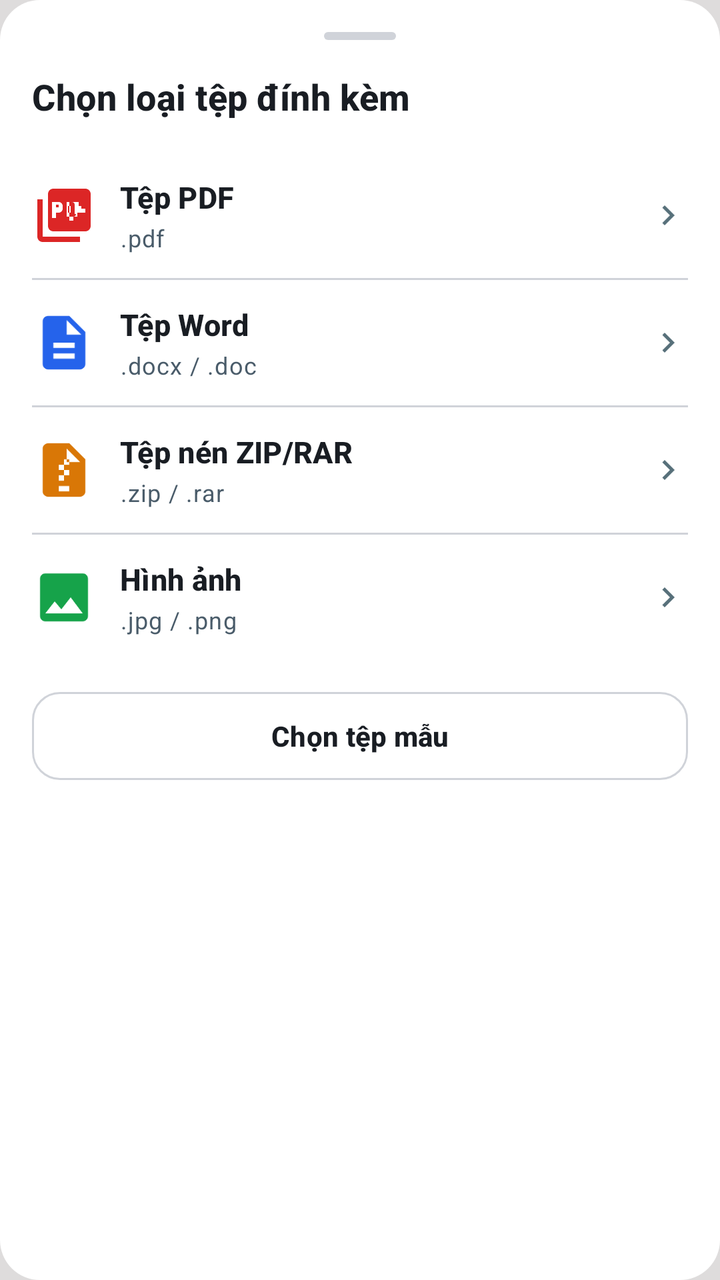
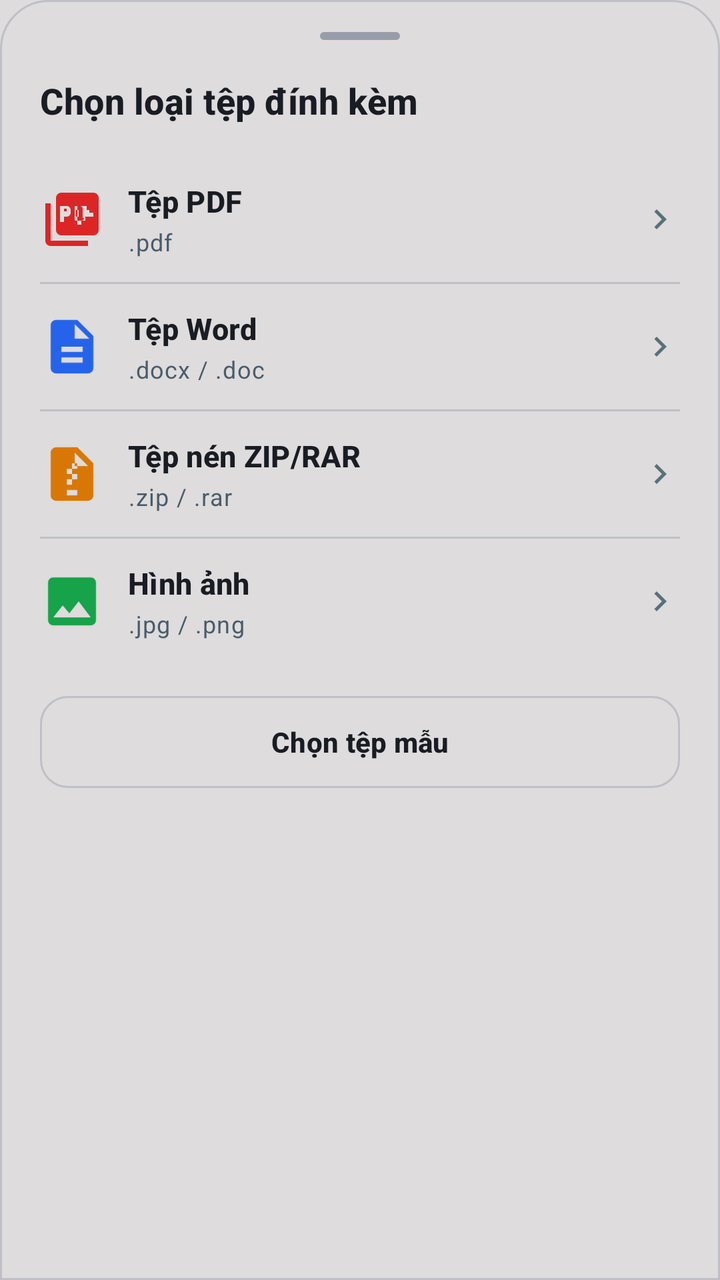

Screens rendered from an Android XML layout before and after an edit, with the pre-edit source and the edit as a unified diff.
<!-- AndroidManifest.xml: application theme Theme.UniClassApp -->
<!-- res/layout/dialog_pick_file_type_bottom_sheet.xml -->
<?xml version="1.0" encoding="utf-8"?>
<LinearLayout xmlns:android="http://schemas.android.com/apk/res/android"
    xmlns:app="http://schemas.android.com/apk/res-auto"
    android:layout_width="match_parent"
    android:layout_height="wrap_content"
    android:background="@drawable/bg_rounded_white"
    android:orientation="vertical"
    android:paddingStart="@dimen/space_16"
    android:paddingTop="@dimen/space_8"
    android:paddingEnd="@dimen/space_16"
    android:paddingBottom="@dimen/space_24">

    
    <View
        android:layout_width="36dp"
        android:layout_height="4dp"
        android:layout_gravity="center_horizontal"
        android:layout_marginTop="@dimen/space_8"
        android:layout_marginBottom="@dimen/space_16"
        android:background="@drawable/bg_drag_handle" />

    
    <TextView
        android:id="@+id/tvSheetTitle"
        style="@style/TextAppearance.EduLens.Title"
        android:layout_width="wrap_content"
        android:layout_height="wrap_content"
        android:layout_marginBottom="@dimen/space_16"
        android:text="@string/pick_file_type_title" />

    
    <LinearLayout
        android:id="@+id/optPdf"
        android:layout_width="match_parent"
        android:layout_height="wrap_content"
        android:background="?attr/selectableItemBackground"
        android:clickable="true"
        android:focusable="true"
        android:gravity="center_vertical"
        android:orientation="horizontal"
        android:paddingVertical="@dimen/space_12">

        <ImageView
            android:id="@+id/ivPdfIcon"
            android:layout_width="32dp"
            android:layout_height="32dp"
            android:layout_marginEnd="@dimen/space_12"
            android:contentDescription="@null"
            android:src="@drawable/ic_file_pdf" />

        <LinearLayout
            android:layout_width="0dp"
            android:layout_height="wrap_content"
            android:layout_weight="1"
            android:orientation="vertical">

            <TextView
                style="@style/TextAppearance.EduLens.Subtitle"
                android:layout_width="wrap_content"
                android:layout_height="wrap_content"
                android:text="@string/file_type_pdf" />

            <TextView
                style="@style/TextAppearance.EduLens.Caption"
                android:layout_width="wrap_content"
                android:layout_height="wrap_content"
                android:layout_marginTop="2dp"
                android:text="@string/file_type_pdf_ext" />
        </LinearLayout>

        <ImageView
            android:layout_width="20dp"
            android:layout_height="20dp"
            android:contentDescription="@null"
            android:src="@drawable/ic_chevron_right"
            app:tint="@color/text_muted" />
    </LinearLayout>

    <View
        android:layout_width="match_parent"
        android:layout_height="1dp"
        android:background="@color/outline_border" />

    
    <LinearLayout
        android:id="@+id/optWord"
        android:layout_width="match_parent"
        android:layout_height="wrap_content"
        android:background="?attr/selectableItemBackground"
        android:clickable="true"
        android:focusable="true"
        android:gravity="center_vertical"
        android:orientation="horizontal"
        android:paddingVertical="@dimen/space_12">

        <ImageView
            android:id="@+id/ivWordIcon"
            android:layout_width="32dp"
            android:layout_height="32dp"
            android:layout_marginEnd="@dimen/space_12"
            android:contentDescription="@null"
            android:src="@drawable/ic_file_word" />

        <LinearLayout
            android:layout_width="0dp"
            android:layout_height="wrap_content"
            android:layout_weight="1"
            android:orientation="vertical">

            <TextView
                style="@style/TextAppearance.EduLens.Subtitle"
                android:layout_width="wrap_content"
                android:layout_height="wrap_content"
                android:text="@string/file_type_word" />

            <TextView
                style="@style/TextAppearance.EduLens.Caption"
                android:layout_width="wrap_content"
                android:layout_height="wrap_content"
                android:layout_marginTop="2dp"
                android:text="@string/file_type_word_ext" />
        </LinearLayout>

        <ImageView
            android:layout_width="20dp"
            android:layout_height="20dp"
            android:contentDescription="@null"
            android:src="@drawable/ic_chevron_right"
            app:tint="@color/text_muted" />
    </LinearLayout>

    <View
        android:layout_width="match_parent"
        android:layout_height="1dp"
        android:background="@color/outline_border" />

    
    <LinearLayout
        android:id="@+id/optZip"
        android:layout_width="match_parent"
        android:layout_height="wrap_content"
        android:background="?attr/selectableItemBackground"
        android:clickable="true"
        android:focusable="true"
        android:gravity="center_vertical"
        android:orientation="horizontal"
        android:paddingVertical="@dimen/space_12">

        <ImageView
            android:id="@+id/ivZipIcon"
            android:layout_width="32dp"
            android:layout_height="32dp"
            android:layout_marginEnd="@dimen/space_12"
            android:contentDescription="@null"
            android:src="@drawable/ic_file_zip" />

        <LinearLayout
            android:layout_width="0dp"
            android:layout_height="wrap_content"
            android:layout_weight="1"
            android:orientation="vertical">

            <TextView
                style="@style/TextAppearance.EduLens.Subtitle"
                android:layout_width="wrap_content"
                android:layout_height="wrap_content"
                android:text="@string/file_type_zip" />

            <TextView
                style="@style/TextAppearance.EduLens.Caption"
                android:layout_width="wrap_content"
                android:layout_height="wrap_content"
                android:layout_marginTop="2dp"
                android:text="@string/file_type_zip_ext" />
        </LinearLayout>

        <ImageView
            android:layout_width="20dp"
            android:layout_height="20dp"
            android:contentDescription="@null"
            android:src="@drawable/ic_chevron_right"
            app:tint="@color/text_muted" />
    </LinearLayout>

    <View
        android:layout_width="match_parent"
        android:layout_height="1dp"
        android:background="@color/outline_border" />

    
    <LinearLayout
        android:id="@+id/optImage"
        android:layout_width="match_parent"
        android:layout_height="wrap_content"
        android:background="?attr/selectableItemBackground"
        android:clickable="true"
        android:focusable="true"
        android:gravity="center_vertical"
        android:orientation="horizontal"
        android:paddingVertical="@dimen/space_12">

        <ImageView
            android:id="@+id/ivImageIcon"
            android:layout_width="32dp"
            android:layout_height="32dp"
            android:layout_marginEnd="@dimen/space_12"
            android:contentDescription="@null"
            android:src="@drawable/ic_file_image" />

        <LinearLayout
            android:layout_width="0dp"
            android:layout_height="wrap_content"
            android:layout_weight="1"
            android:orientation="vertical">

            <TextView
                style="@style/TextAppearance.EduLens.Subtitle"
                android:layout_width="wrap_content"
                android:layout_height="wrap_content"
                android:text="@string/file_type_image" />

            <TextView
                style="@style/TextAppearance.EduLens.Caption"
                android:layout_width="wrap_content"
                android:layout_height="wrap_content"
                android:layout_marginTop="2dp"
                android:text="@string/file_type_image_ext" />
        </LinearLayout>

        <ImageView
            android:layout_width="20dp"
            android:layout_height="20dp"
            android:contentDescription="@null"
            android:src="@drawable/ic_chevron_right"
            app:tint="@color/text_muted" />
    </LinearLayout>

    
    <com.google.android.material.button.MaterialButton
        android:id="@+id/btnPickDemoFile"
        style="@style/Widget.EduLens.Button.Outlined"
        android:layout_width="match_parent"
        android:layout_height="44dp"
        android:layout_marginTop="@dimen/space_16"
        android:text="@string/pick_demo_file_btn" />

</LinearLayout>
<!-- resources referenced by this layout -->
<resources>
  <color name="outline_border">@color/uc_border_card</color>
  <color name="text_muted">@color/uc_text_muted</color>
  <dimen name="space_12">12dp</dimen>
  <dimen name="space_16">16dp</dimen>
  <dimen name="space_24">24dp</dimen>
  <dimen name="space_8">8dp</dimen>
  <!-- drawable bg_drag_handle (drawable) -->
  <?xml version="1.0" encoding="utf-8"?>
  <shape xmlns:android="http://schemas.android.com/apk/res/android"
      android:shape="rectangle">
      <corners android:radius="@dimen/radius_pill" />
      <solid android:color="@color/outline_border" />
      <size
          android:width="36dp"
          android:height="4dp" />
  </shape>
  <!-- drawable bg_rounded_white (drawable) -->
  <?xml version="1.0" encoding="utf-8"?>
  <shape xmlns:android="http://schemas.android.com/apk/res/android"
      android:shape="rectangle">
      <solid android:color="@android:color/white"/>
      <corners android:radius="20dp"/>
  </shape>
  <!-- drawable ic_chevron_right (drawable) -->
  <vector xmlns:android="http://schemas.android.com/apk/res/android"
      android:width="24dp"
      android:height="24dp"
      android:viewportWidth="24"
      android:viewportHeight="24">
    <path
        android:fillColor="#94A3B8"
        android:pathData="M10,6L8.59,7.41 13.17,12l-4.58,4.59L10,18l6,-6z"/>
  </vector>
  <!-- drawable ic_file_image (drawable) -->
  <vector xmlns:android="http://schemas.android.com/apk/res/android"
      android:width="24dp"
      android:height="24dp"
      android:viewportWidth="24"
      android:viewportHeight="24">
      <path
          android:fillColor="#FF16A34A"
          android:pathData="M21,19V5c0,-1.1 -0.9,-2 -2,-2H5c-1.1,0 -2,0.9 -2,2v14c0,1.1 0.9,2 2,2h14c1.1,0 2,-0.9 2,-2zM8.5,13.5l2.5,3.01L14.5,12l4.5,6H5l3.5,-4.5z" />
  </vector>
  <string name="file_type_image">Hình ảnh</string>
  <string name="file_type_image_ext">.jpg / .png</string>
  <string name="file_type_pdf">Tệp PDF</string>
  <string name="file_type_pdf_ext">.pdf</string>
  <string name="file_type_word">Tệp Word</string>
  <string name="file_type_word_ext">.docx / .doc</string>
  <string name="file_type_zip">Tệp nén ZIP/RAR</string>
  <string name="file_type_zip_ext">.zip / .rar</string>
  <string name="pick_demo_file_btn">Chọn tệp mẫu</string>
  <string name="pick_file_type_title">Chọn loại tệp đính kèm</string>
  <style name="TextAppearance.EduLens.Caption" parent="TextAppearance.Material3.BodySmall">
          <item name="android:textSize">12sp</item>
          <item name="android:textStyle">normal</item>
          <item name="android:textColor">@color/text_secondary</item>
      </style>
  <style name="TextAppearance.EduLens.Subtitle" parent="TextAppearance.Material3.TitleSmall">
          <item name="android:textSize">15sp</item>
          <item name="android:textStyle">bold</item>
          <item name="android:textColor">@color/text_primary</item>
      </style>
  <style name="TextAppearance.EduLens.Title" parent="TextAppearance.Material3.TitleMedium">
          <item name="android:textSize">18sp</item>
          <item name="android:textStyle">bold</item>
          <item name="android:textColor">@color/text_primary</item>
      </style>
  <style name="Theme.UniClassApp" parent="Base.Theme.UniClassApp" />
  <color name="uc_border_card">#73989DAA</color>
  <color name="uc_text_muted">#57707A</color>
  <dimen name="radius_pill">999dp</dimen>
  <color name="text_secondary">@color/uc_text_secondary</color>
  <color name="text_primary">@color/uc_text_primary</color>
  <dimen name="button_height_md">40dp</dimen>
  <color name="uc_text_primary">#191D23</color>
  <color name="uc_text_secondary">#4A5C6A</color>
  <color name="p2_teal">#57707A</color>
  <color name="p2_lavender">#C5BAC4</color>
  <color name="uc_bg_canvas">#DEDCDC</color>
  <color name="color_error">#DC2626</color>
  <!-- unchanged entries left out for length: 5 -->
</resources>

<!-- the commit's change to res/layout/dialog_pick_file_type_bottom_sheet.xml (unified diff, before → after) -->
@@ -3,21 +3,21 @@
     xmlns:app="http://schemas.android.com/apk/res-auto"
     android:layout_width="match_parent"
     android:layout_height="wrap_content"
-    android:background="@drawable/bg_rounded_white"
+    android:background="@drawable/bg_unified_bottom_sheet"
     android:orientation="vertical"
-    android:paddingStart="@dimen/space_16"
-    android:paddingTop="@dimen/space_8"
-    android:paddingEnd="@dimen/space_16"
-    android:paddingBottom="@dimen/space_24">
-
-    
-    <View
-        android:layout_width="36dp"
+    android:paddingStart="20dp"
+    android:paddingTop="12dp"
+    android:paddingEnd="20dp"
+    android:paddingBottom="28dp">
+
+    
+    <View
+        android:layout_width="40dp"
         android:layout_height="4dp"
         android:layout_gravity="center_horizontal"
-        android:layout_marginTop="@dimen/space_8"
-        android:layout_marginBottom="@dimen/space_16"
-        android:background="@drawable/bg_drag_handle" />
+        android:layout_marginTop="4dp"
+        android:layout_marginBottom="18dp"
+        android:background="@drawable/bg_unified_drag_handle" />
 
     
     <TextView
@@ -26,7 +26,8 @@
         android:layout_width="wrap_content"
         android:layout_height="wrap_content"
         android:layout_marginBottom="@dimen/space_16"
-        android:text="@string/pick_file_type_title" />
+        android:text="@string/pick_file_type_title"
+        android:textColor="@color/uc_text_primary" />
 
     
     <LinearLayout
@@ -58,28 +59,30 @@
                 style="@style/TextAppearance.EduLens.Subtitle"
                 android:layout_width="wrap_content"
                 android:layout_height="wrap_content"
-                android:text="@string/file_type_pdf" />
-
-            <TextView
-                style="@style/TextAppearance.EduLens.Caption"
-                android:layout_width="wrap_content"
-                android:layout_height="wrap_content"
-                android:layout_marginTop="2dp"
-                android:text="@string/file_type_pdf_ext" />
-        </LinearLayout>
-
-        <ImageView
-            android:layout_width="20dp"
-            android:layout_height="20dp"
-            android:contentDescription="@null"
-            android:src="@drawable/ic_chevron_right"
-            app:tint="@color/text_muted" />
+                android:text="@string/file_type_pdf"
+                android:textColor="@color/uc_text_primary" />
+
+            <TextView
+                style="@style/TextAppearance.EduLens.Caption"
+                android:layout_width="wrap_content"
+                android:layout_height="wrap_content"
+                android:layout_marginTop="2dp"
+                android:text="@string/file_type_pdf_ext"
+                android:textColor="@color/uc_text_secondary" />
+        </LinearLayout>
+
+        <ImageView
+            android:layout_width="20dp"
+            android:layout_height="20dp"
+            android:contentDescription="@null"
+            android:src="@drawable/ic_chevron_right"
+            app:tint="@color/uc_text_muted" />
     </LinearLayout>
 
     <View
         android:layout_width="match_parent"
         android:layout_height="1dp"
-        android:background="@color/outline_border" />
+        android:background="@color/uc_border_card" />
 
     
     <LinearLayout
@@ -111,28 +114,30 @@
                 style="@style/TextAppearance.EduLens.Subtitle"
                 android:layout_width="wrap_content"
                 android:layout_height="wrap_content"
-                android:text="@string/file_type_word" />
-
-            <TextView
-                style="@style/TextAppearance.EduLens.Caption"
-                android:layout_width="wrap_content"
-                android:layout_height="wrap_content"
-                android:layout_marginTop="2dp"
-                android:text="@string/file_type_word_ext" />
-        </LinearLayout>
-
-        <ImageView
-            android:layout_width="20dp"
-            android:layout_height="20dp"
-            android:contentDescription="@null"
-            android:src="@drawable/ic_chevron_right"
-            app:tint="@color/text_muted" />
+                android:text="@string/file_type_word"
+                android:textColor="@color/uc_text_primary" />
+
+            <TextView
+                style="@style/TextAppearance.EduLens.Caption"
+                android:layout_width="wrap_content"
+                android:layout_height="wrap_content"
+                android:layout_marginTop="2dp"
+                android:text="@string/file_type_word_ext"
+                android:textColor="@color/uc_text_secondary" />
+        </LinearLayout>
+
+        <ImageView
+            android:layout_width="20dp"
+            android:layout_height="20dp"
+            android:contentDescription="@null"
+            android:src="@drawable/ic_chevron_right"
+            app:tint="@color/uc_text_muted" />
     </LinearLayout>
 
     <View
         android:layout_width="match_parent"
         android:layout_height="1dp"
-        android:background="@color/outline_border" />
+        android:background="@color/uc_border_card" />
 
     
     <LinearLayout
@@ -164,28 +169,30 @@
                 style="@style/TextAppearance.EduLens.Subtitle"
                 android:layout_width="wrap_content"
                 android:layout_height="wrap_content"
-                android:text="@string/file_type_zip" />
-
-            <TextView
-                style="@style/TextAppearance.EduLens.Caption"
-                android:layout_width="wrap_content"
-                android:layout_height="wrap_content"
-                android:layout_marginTop="2dp"
-                android:text="@string/file_type_zip_ext" />
-        </LinearLayout>
-
-        <ImageView
-            android:layout_width="20dp"
-            android:layout_height="20dp"
-            android:contentDescription="@null"
-            android:src="@drawable/ic_chevron_right"
-            app:tint="@color/text_muted" />
+                android:text="@string/file_type_zip"
+                android:textColor="@color/uc_text_primary" />
+
+            <TextView
+                style="@style/TextAppearance.EduLens.Caption"
+                android:layout_width="wrap_content"
+                android:layout_height="wrap_content"
+                android:layout_marginTop="2dp"
+                android:text="@string/file_type_zip_ext"
+                android:textColor="@color/uc_text_secondary" />
+        </LinearLayout>
+
+        <ImageView
+            android:layout_width="20dp"
+            android:layout_height="20dp"
+            android:contentDescription="@null"
+            android:src="@drawable/ic_chevron_right"
+            app:tint="@color/uc_text_muted" />
     </LinearLayout>
 
     <View
         android:layout_width="match_parent"
         android:layout_height="1dp"
-        android:background="@color/outline_border" />
+        android:background="@color/uc_border_card" />
 
     
     <LinearLayout
@@ -217,22 +224,24 @@
                 style="@style/TextAppearance.EduLens.Subtitle"
                 android:layout_width="wrap_content"
                 android:layout_height="wrap_content"
-                android:text="@string/file_type_image" />
-
-            <TextView
-                style="@style/TextAppearance.EduLens.Caption"
-                android:layout_width="wrap_content"
-                android:layout_height="wrap_content"
-                android:layout_marginTop="2dp"
-                android:text="@string/file_type_image_ext" />
-        </LinearLayout>
-
-        <ImageView
-            android:layout_width="20dp"
-            android:layout_height="20dp"
-            android:contentDescription="@null"
-            android:src="@drawable/ic_chevron_right"
-            app:tint="@color/text_muted" />
+                android:text="@string/file_type_image"
+                android:textColor="@color/uc_text_primary" />
+
+            <TextView
+                style="@style/TextAppearance.EduLens.Caption"
+                android:layout_width="wrap_content"
+                android:layout_height="wrap_content"
+                android:layout_marginTop="2dp"
+                android:text="@string/file_type_image_ext"
+                android:textColor="@color/uc_text_secondary" />
+        </LinearLayout>
+
+        <ImageView
+            android:layout_width="20dp"
+            android:layout_height="20dp"
+            android:contentDescription="@null"
+            android:src="@drawable/ic_chevron_right"
+            app:tint="@color/uc_text_muted" />
     </LinearLayout>
 
     
@@ -240,7 +249,7 @@
         android:id="@+id/btnPickDemoFile"
         style="@style/Widget.EduLens.Button.Outlined"
         android:layout_width="match_parent"
-        android:layout_height="44dp"
+        android:layout_height="46dp"
         android:layout_marginTop="@dimen/space_16"
         android:text="@string/pick_demo_file_btn" />
 
<!-- resource entries referenced after the edit -->
@@ -1,27 +1,25 @@
 <!-- resources referenced by this layout -->
 <resources>
-  <color name="outline_border">@color/uc_border_card</color>
-  <color name="text_muted">@color/uc_text_muted</color>
   <dimen name="space_12">12dp</dimen>
   <dimen name="space_16">16dp</dimen>
-  <dimen name="space_24">24dp</dimen>
-  <dimen name="space_8">8dp</dimen>
-  <!-- drawable bg_drag_handle (drawable) -->
+  <!-- drawable bg_unified_bottom_sheet (drawable) -->
   <?xml version="1.0" encoding="utf-8"?>
   <shape xmlns:android="http://schemas.android.com/apk/res/android"
       android:shape="rectangle">
-      <corners android:radius="@dimen/radius_pill" />
-      <solid android:color="@color/outline_border" />
-      <size
-          android:width="36dp"
-          android:height="4dp" />
+      <solid android:color="@color/uc_bg_bottom_nav" />
+      <corners
+          android:topLeftRadius="24dp"
+          android:topRightRadius="24dp" />
+      <stroke
+          android:width="1dp"
+          android:color="@color/uc_border_card" />
   </shape>
-  <!-- drawable bg_rounded_white (drawable) -->
+  <!-- drawable bg_unified_drag_handle (drawable) -->
   <?xml version="1.0" encoding="utf-8"?>
   <shape xmlns:android="http://schemas.android.com/apk/res/android"
       android:shape="rectangle">
-      <solid android:color="@android:color/white"/>
-      <corners android:radius="20dp"/>
+      <solid android:color="@color/p2_surface" />
+      <corners android:radius="999dp" />
   </shape>
   <!-- drawable ic_chevron_right (drawable) -->
   <vector xmlns:android="http://schemas.android.com/apk/res/android"
@@ -69,9 +67,10 @@
           <item name="android:textColor">@color/text_primary</item>
       </style>
   <style name="Theme.UniClassApp" parent="Base.Theme.UniClassApp" />
+  <color name="uc_bg_bottom_nav">@color/uc_bg_canvas</color>
+  <color name="p2_surface">#989DAA</color>
   <color name="uc_border_card">#73989DAA</color>
   <color name="uc_text_muted">#57707A</color>
-  <dimen name="radius_pill">999dp</dimen>
   <color name="text_secondary">@color/uc_text_secondary</color>
   <color name="text_primary">@color/uc_text_primary</color>
   <dimen name="button_height_md">40dp</dimen>
